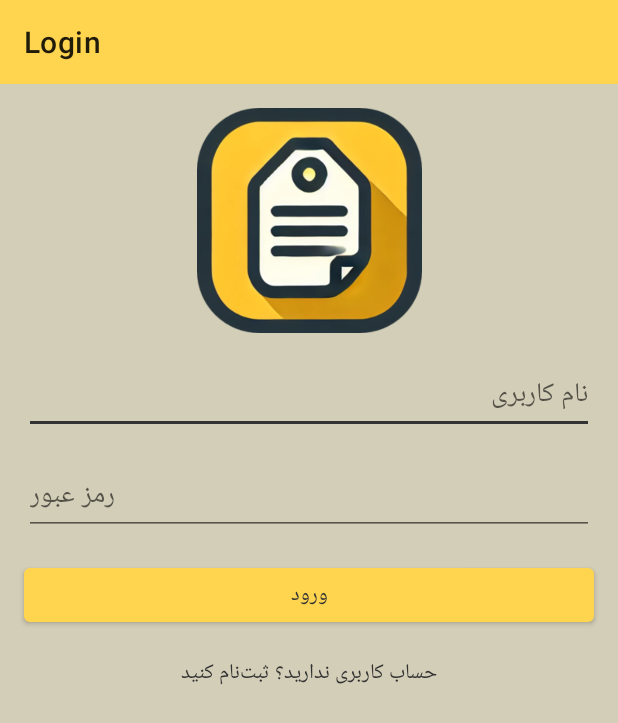
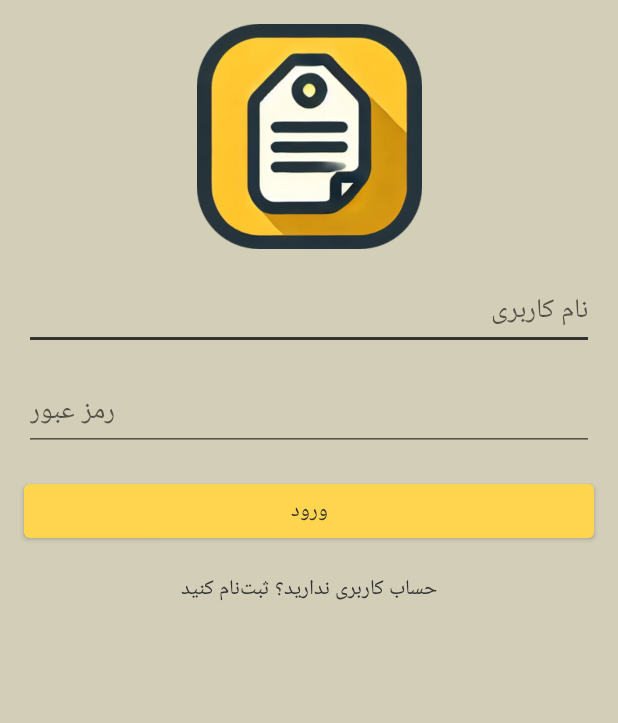
Before and after one commit to saeedsamie/Barchasb-Android-Application, an Android app: the screen it shows after launch (MainActivity), on a phone screen of 412 x 824 dp. Shown: the top 723 px of the screen. Run offline under Robolectric (Android 15) with nearby library versions, the phone set to English and light mode, and no system bars.

Commit message:
design: remove toolbar

```diff
--- a/app/src/main/java/com/example/barchasb/MainActivity.kt
+++ b/app/src/main/java/com/example/barchasb/MainActivity.kt
@@ -3,13 +3,10 @@ package com.example.barchasb
 import android.os.Bundle
 import androidx.appcompat.app.AppCompatActivity
 import androidx.navigation.fragment.NavHostFragment
-import androidx.navigation.ui.AppBarConfiguration
-import androidx.navigation.ui.setupActionBarWithNavController
 import com.example.barchasb.databinding.ActivityMainBinding
 
 class MainActivity : AppCompatActivity() {
 
-    private lateinit var appBarConfiguration: AppBarConfiguration
     private lateinit var binding: ActivityMainBinding
 
     override fun onCreate(savedInstanceState: Bundle?) {
@@ -18,17 +15,9 @@ class MainActivity : AppCompatActivity() {
         binding = ActivityMainBinding.inflate(layoutInflater)
         setContentView(binding.root)
 
-//         تنظیم Toolbar به عنوان ActionBar
-        setSupportActionBar(binding.toolbar)
-
-        // تنظیم NavController
+        // تنظیم NavController بدون ActionBar
         val navHostFragment = supportFragmentManager
             .findFragmentById(R.id.nav_host_fragment) as NavHostFragment
-        val navController = navHostFragment.navController
-
-        // تنظیم ActionBar با NavController
-        appBarConfiguration = AppBarConfiguration(navController.graph)
-        setupActionBarWithNavController(navController, appBarConfiguration)
     }
 
     override fun onSupportNavigateUp(): Boolean {
--- a/app/src/main/res/layout/activity_main.xml
+++ b/app/src/main/res/layout/activity_main.xml
@@ -3,16 +3,6 @@
     android:layout_width="match_parent"
     android:layout_height="match_parent">
 
-    <!-- Toolbar به عنوان ActionBar -->
-    <androidx.appcompat.widget.Toolbar
-        android:id="@+id/toolbar"
-        android:layout_width="match_parent"
-        android:layout_height="0dp"
-        android:background="?attr/colorPrimary"
-        app:popupTheme="@style/ThemeOverlay.AppCompat.Light"
-        app:layout_constraintTop_toTopOf="parent" />
-
-    <!-- FragmentContainerView برای مدیریت ناوبری -->
     <androidx.fragment.app.FragmentContainerView
         android:id="@+id/nav_host_fragment"
         android:name="androidx.navigation.fragment.NavHostFragment"
@@ -20,7 +10,7 @@
         android:layout_height="0dp"
         app:navGraph="@navigation/nav_graph"
         app:defaultNavHost="true"
-        app:layout_constraintTop_toBottomOf="@id/toolbar"
+        app:layout_constraintTop_toTopOf="parent"
         app:layout_constraintBottom_toBottomOf="parent" />
 
 </androidx.constraintlayout.widget.ConstraintLayout>
```
